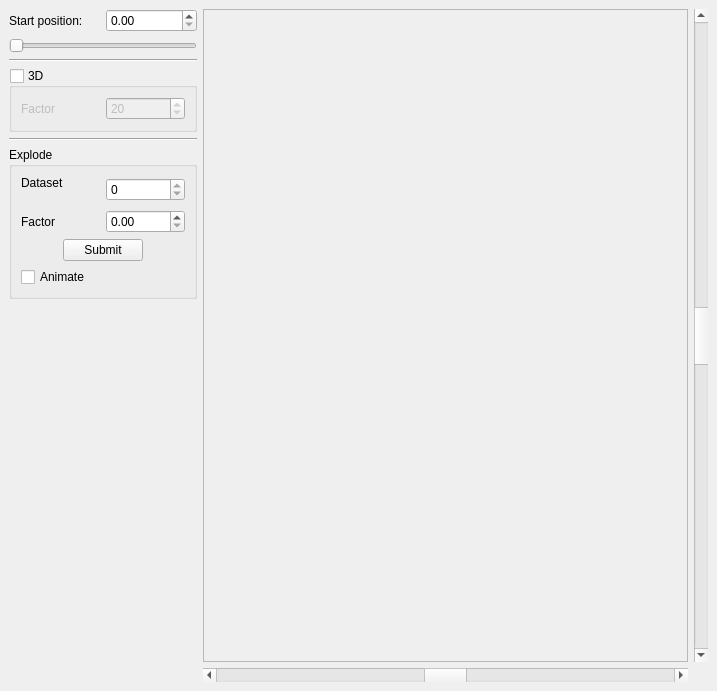
Qt form examples/Pie/Advanced/mainwindow.ui (KDAB/KDChart) before a commit.
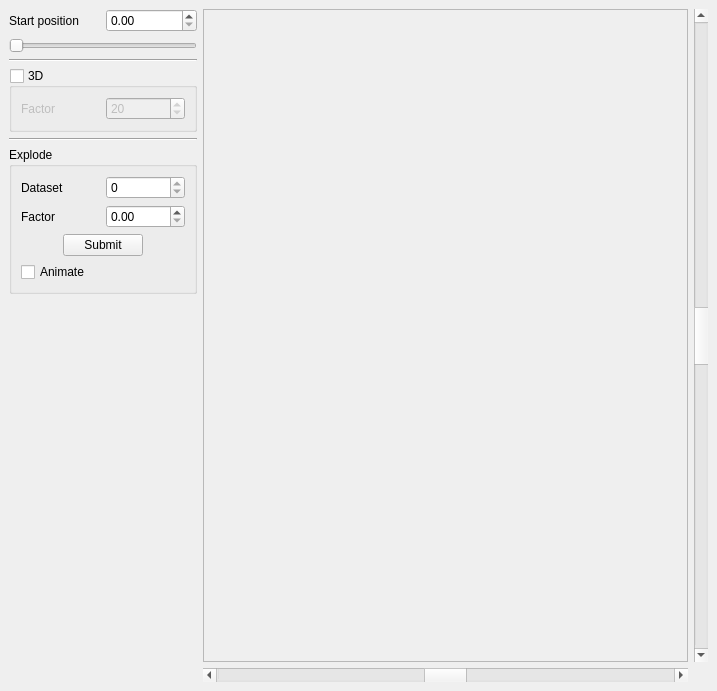
The same form after that commit. Icons and pictures are not drawn.

Diff of the .ui file:
```diff
--- a/examples/Pie/Advanced/mainwindow.ui
+++ b/examples/Pie/Advanced/mainwindow.ui
@@ -44,7 +44,7 @@
        <item>
         <widget class="QLabel" name="zoomFactorLB">
          <property name="text">
-          <string>Start position:</string>
+          <string>Start position</string>
          </property>
         </widget>
        </item>
@@ -166,8 +166,7 @@
         <item row="0" column="0">
          <widget class="QLabel" name="label">
           <property name="text">
-           <string>Dataset
-</string>
+           <string>Dataset</string>
           </property>
          </widget>
         </item>
```
